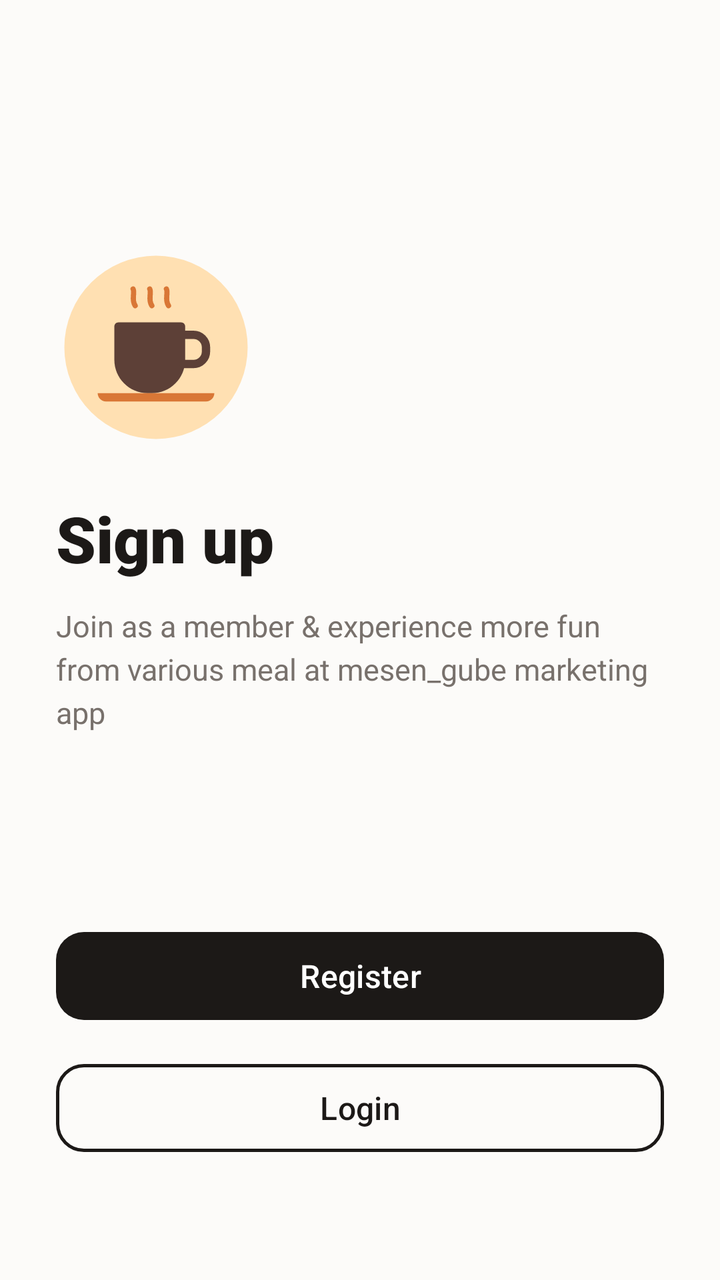
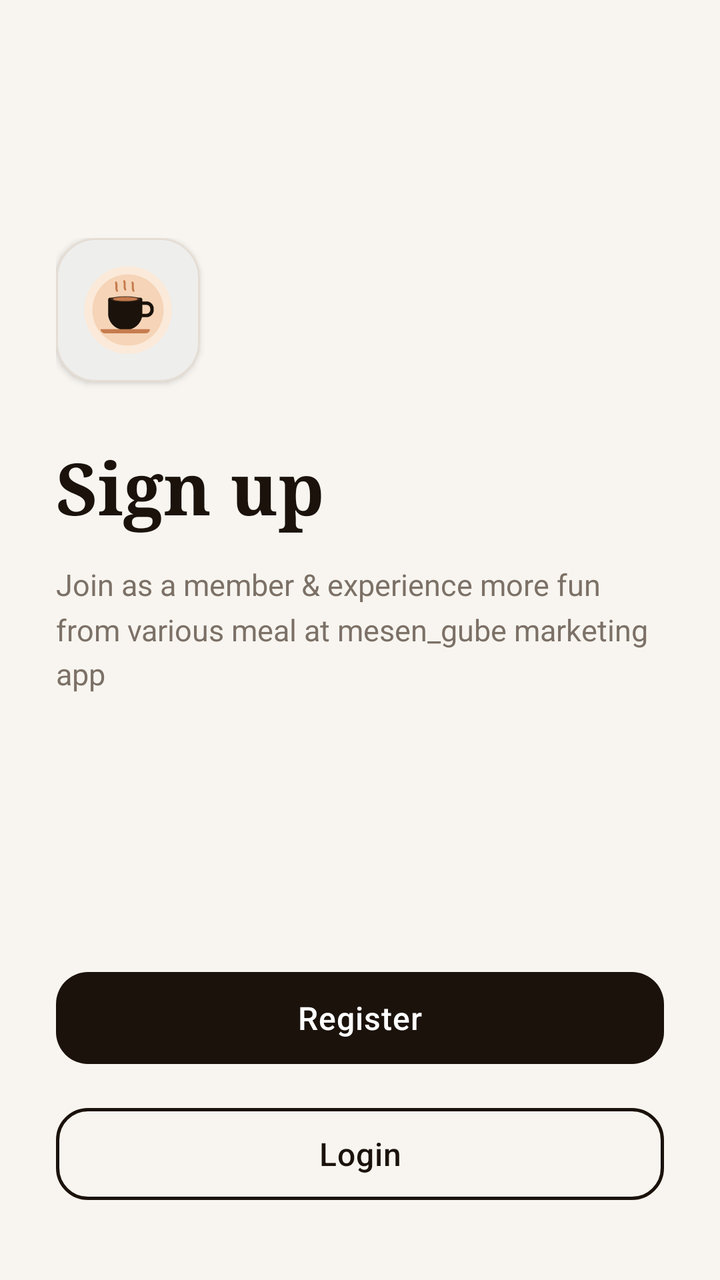

Before-and-after screenshots of an Android layout around one commit, followed by the original layout XML and the change that was made.
<!-- AndroidManifest.xml: application theme Theme.CaffeShop -->
<!-- res/layout/activity_auth_gateway.xml -->
<?xml version="1.0" encoding="utf-8"?>
<androidx.constraintlayout.widget.ConstraintLayout xmlns:android="http://schemas.android.com/apk/res/android"
    xmlns:app="http://schemas.android.com/apk/res-auto"
    android:layout_width="match_parent"
    android:layout_height="match_parent"
    android:background="@color/cafe_background"
    android:padding="28dp">

    
    <LinearLayout
        android:id="@+id/contentGroup"
        android:layout_width="match_parent"
        android:layout_height="wrap_content"
        android:orientation="vertical"
        app:layout_constraintBottom_toTopOf="@+id/buttonGroup"
        app:layout_constraintEnd_toEndOf="parent"
        app:layout_constraintStart_toStartOf="parent"
        app:layout_constraintTop_toTopOf="parent"
        app:layout_constraintVertical_chainStyle="packed">

        
        <ImageView
            android:id="@+id/ivCoffeeArt"
            android:layout_width="100dp"
            android:layout_height="100dp"
            android:layout_marginBottom="24dp"
            android:contentDescription="@string/app_name"
            android:src="@drawable/ic_coffee_logo" />

        
        <TextView
            android:id="@+id/tvSignUpTitle"
            android:layout_width="wrap_content"
            android:layout_height="wrap_content"
            android:fontFamily="sans-serif-black"
            android:text="@string/auth_signup_title"
            android:textColor="@color/cafe_text_primary"
            android:textSize="32sp" />

        
        <TextView
            android:id="@+id/tvSignUpSubtitle"
            android:layout_width="wrap_content"
            android:layout_height="wrap_content"
            android:layout_marginTop="12dp"
            android:fontFamily="sans-serif"
            android:lineSpacingExtra="4dp"
            android:text="@string/auth_signup_subtitle"
            android:textColor="@color/cafe_text_secondary"
            android:textSize="15sp" />
    </LinearLayout>

    
    <LinearLayout
        android:id="@+id/buttonGroup"
        android:layout_width="match_parent"
        android:layout_height="wrap_content"
        android:layout_marginBottom="32dp"
        android:orientation="vertical"
        app:layout_constraintBottom_toBottomOf="parent"
        app:layout_constraintEnd_toEndOf="parent"
        app:layout_constraintStart_toStartOf="parent">

        
        <com.google.android.material.button.MaterialButton
            android:id="@+id/btnRegisterGateway"
            style="@style/Widget.CaffeShop.Button.Primary"
            android:layout_width="match_parent"
            android:layout_height="wrap_content"
            android:text="@string/btn_register" />

        
        <com.google.android.material.button.MaterialButton
            android:id="@+id/btnLoginGateway"
            style="@style/Widget.CaffeShop.Button.Outlined"
            android:layout_width="match_parent"
            android:layout_height="wrap_content"
            android:layout_marginTop="14dp"
            android:text="@string/btn_login" />
    </LinearLayout>

</androidx.constraintlayout.widget.ConstraintLayout>
<!-- resources referenced by this layout -->
<resources>
  <color name="cafe_background">#FCFBF9</color>
  <color name="cafe_text_primary">#1C1917</color>
  <color name="cafe_text_secondary">#78716C</color>
  <!-- drawable ic_coffee_logo (drawable) -->
  <vector xmlns:android="http://schemas.android.com/apk/res/android"
      android:width="96dp"
      android:height="96dp"
      android:viewportWidth="96"
      android:viewportHeight="96">
      
      <path
          android:fillColor="#FFE0B2"
          android:pathData="M48,48m-44,0a44,44 0,1 1,88 0a44,44 0,1 1,-88 0" />
      
      <path
          android:fillColor="#5D4037"
          android:pathData="M30,36h30c1.1,0 2,0.9 2,2v16c0,8.84 -7.16,16 -16,16h-2c-8.84,0 -16,-7.16 -16,-16V38C28,36.9 28.9,36 30,36z" />
      
      <path
          android:strokeColor="#5D4037"
          android:strokeWidth="4"
          android:strokeLineCap="round"
          android:pathData="M61,42h5c3.31,0 6,2.69 6,6v2c0,3.31 -2.69,6 -6,6h-5" />
      
      <path
          android:fillColor="#D97736"
          android:pathData="M24,74h48c2.2,0 4,-1.8 4,-4H20C20,72.2 21.8,74 24,74z" />
      
      <path
          android:strokeColor="#D97736"
          android:strokeWidth="2.5"
          android:strokeLineCap="round"
          android:pathData="M38,28c-2,-3 0,-6 -1,-8" />
      <path
          android:strokeColor="#D97736"
          android:strokeWidth="2.5"
          android:strokeLineCap="round"
          android:pathData="M46,28c-2,-3 0,-6 -1,-8" />
      <path
          android:strokeColor="#D97736"
          android:strokeWidth="2.5"
          android:strokeLineCap="round"
          android:pathData="M54,28c-2,-3 0,-6 -1,-8" />
  </vector>
  <style name="Widget.CaffeShop.Button.Outlined" parent="Widget.Material3.Button.OutlinedButton">
          <item name="strokeColor">@color/cafe_text_primary</item>
          <item name="strokeWidth">1.5dp</item>
          <item name="android:textColor">@color/cafe_text_primary</item>
          <item name="cornerRadius">14dp</item>
          <item name="android:minHeight">52dp</item>
          <item name="android:textSize">16sp</item>
          <item name="android:fontFamily">sans-serif-medium</item>
      </style>
  <style name="Widget.CaffeShop.Button.Primary" parent="Widget.Material3.Button">
          <item name="backgroundTint">@color/cafe_text_primary</item>
          <item name="android:textColor">@color/white</item>
          <item name="cornerRadius">14dp</item>
          <item name="android:minHeight">52dp</item>
          <item name="android:textSize">16sp</item>
          <item name="android:fontFamily">sans-serif-medium</item>
      </style>
  <style name="Base.Theme.CaffeShop" parent="Theme.Material3.DayNight.NoActionBar">
          
          <item name="colorPrimary">@color/cafe_primary</item>
          <item name="colorOnPrimary">@color/cafe_on_primary</item>
          <item name="colorPrimaryContainer">@color/cafe_primary_container</item>
          <item name="colorSecondary">@color/cafe_secondary</item>
          <item name="colorSecondaryContainer">@color/cafe_secondary_container</item>
          
          
          <item name="android:statusBarColor">@color/cafe_background</item>
          <item name="android:windowLightStatusBar">true</item>
          
          
          <item name="android:colorBackground">@color/cafe_background</item>
          <item name="colorSurface">@color/cafe_surface</item>
          <item name="colorSurfaceVariant">@color/cafe_surface_variant</item>
      </style>
  <color name="cafe_primary">#5D4037</color>
  <color name="cafe_on_primary">#FFFFFF</color>
  <color name="cafe_primary_container">#EFEBE9</color>
  <color name="cafe_secondary">#D97736</color>
  <color name="cafe_secondary_container">#FFCCBC</color>
  <color name="cafe_surface_variant">#F5F2EB</color>
  <!-- unchanged entries left out for length: 8 -->
</resources>

<!-- the commit's change to res/layout/activity_auth_gateway.xml (unified diff, before → after) -->
@@ -4,7 +4,10 @@
     android:layout_width="match_parent"
     android:layout_height="match_parent"
     android:background="@color/cafe_background"
-    android:padding="28dp">
+    android:paddingStart="28dp"
+    android:paddingTop="36dp"
+    android:paddingEnd="28dp"
+    android:paddingBottom="36dp">
 
     
     <LinearLayout
@@ -16,37 +19,48 @@
         app:layout_constraintEnd_toEndOf="parent"
         app:layout_constraintStart_toStartOf="parent"
         app:layout_constraintTop_toTopOf="parent"
-        app:layout_constraintVertical_chainStyle="packed">
+        app:layout_constraintVertical_bias="0.38">
 
         
-        <ImageView
-            android:id="@+id/ivCoffeeArt"
-            android:layout_width="100dp"
-            android:layout_height="100dp"
-            android:layout_marginBottom="24dp"
-            android:contentDescription="@string/app_name"
-            android:src="@drawable/ic_coffee_logo" />
+        <com.google.android.material.card.MaterialCardView
+            android:layout_width="72dp"
+            android:layout_height="72dp"
+            android:layout_marginBottom="28dp"
+            app:cardBackgroundColor="@color/cafe_surface"
+            app:cardCornerRadius="20dp"
+            app:cardElevation="2dp"
+            app:strokeColor="@color/cafe_border"
+            app:strokeWidth="1dp">
+
+            <ImageView
+                android:layout_width="match_parent"
+                android:layout_height="match_parent"
+                android:contentDescription="@string/app_name"
+                android:padding="12dp"
+                android:src="@drawable/ic_coffee_logo" />
+        </com.google.android.material.card.MaterialCardView>
 
         
         <TextView
             android:id="@+id/tvSignUpTitle"
             android:layout_width="wrap_content"
             android:layout_height="wrap_content"
-            android:fontFamily="sans-serif-black"
+            android:fontFamily="serif"
             android:text="@string/auth_signup_title"
-            android:textColor="@color/cafe_text_primary"
-            android:textSize="32sp" />
+            android:textColor="@color/cafe_text_title"
+            android:textSize="36sp"
+            android:textStyle="bold" />
 
         
         <TextView
             android:id="@+id/tvSignUpSubtitle"
             android:layout_width="wrap_content"
             android:layout_height="wrap_content"
-            android:layout_marginTop="12dp"
+            android:layout_marginTop="14dp"
             android:fontFamily="sans-serif"
-            android:lineSpacingExtra="4dp"
+            android:lineSpacingMultiplier="1.25"
             android:text="@string/auth_signup_subtitle"
-            android:textColor="@color/cafe_text_secondary"
+            android:textColor="@color/cafe_text_muted"
             android:textSize="15sp" />
     </LinearLayout>
 
@@ -55,7 +69,6 @@
         android:id="@+id/buttonGroup"
         android:layout_width="match_parent"
         android:layout_height="wrap_content"
-        android:layout_marginBottom="32dp"
         android:orientation="vertical"
         app:layout_constraintBottom_toBottomOf="parent"
         app:layout_constraintEnd_toEndOf="parent"
<!-- resource entries referenced after the edit -->
@@ -1,89 +1,104 @@
 <!-- resources referenced by this layout -->
 <resources>
-  <color name="cafe_background">#FCFBF9</color>
-  <color name="cafe_text_primary">#1C1917</color>
-  <color name="cafe_text_secondary">#78716C</color>
+  <color name="cafe_background">#F8F5F0</color>
+  <color name="cafe_border">#E5DDD3</color>
+  <color name="cafe_text_muted">#7C7167</color>
+  <color name="cafe_text_title">#1A120B</color>
   <!-- drawable ic_coffee_logo (drawable) -->
   <vector xmlns:android="http://schemas.android.com/apk/res/android"
-      android:width="96dp"
-      android:height="96dp"
-      android:viewportWidth="96"
-      android:viewportHeight="96">
+      android:width="140dp"
+      android:height="140dp"
+      android:viewportWidth="140"
+      android:viewportHeight="140">
       
       <path
-          android:fillColor="#FFE0B2"
-          android:pathData="M48,48m-44,0a44,44 0,1 1,88 0a44,44 0,1 1,-88 0" />
+          android:fillColor="#FBEADA"
+          android:pathData="M70,70m-64,0a64,64 0,1 1,128 0a64,64 0,1 1,-128 0" />
+      <path
+          android:fillColor="#F6D4B7"
+          android:pathData="M70,70m-52,0a52,52 0,1 1,104 0a52,52 0,1 1,-104 0" />
+      
       
       <path
-          android:fillColor="#5D4037"
-          android:pathData="M30,36h30c1.1,0 2,0.9 2,2v16c0,8.84 -7.16,16 -16,16h-2c-8.84,0 -16,-7.16 -16,-16V38C28,36.9 28.9,36 30,36z" />
+          android:fillColor="#1A120B"
+          android:pathData="M44,52h44c1.6,0 3,1.3 3,3v20c0,13.25 -10.75,24 -24,24h-2c-13.25,0 -24,-10.75 -24,-24V55C41,53.3 42.4,52 44,52z" />
+      
       
       <path
-          android:strokeColor="#5D4037"
-          android:strokeWidth="4"
-          android:strokeLineCap="round"
-          android:pathData="M61,42h5c3.31,0 6,2.69 6,6v2c0,3.31 -2.69,6 -6,6h-5" />
+          android:fillColor="#3D291C"
+          android:pathData="M66,54m-22,0a22,4 0,1 0,44 0a22,4 0,1 0,-44 0" />
+      <path
+          android:fillColor="#C67C4E"
+          android:pathData="M66,54m-18,0a18,3 0,1 0,36 0a18,3 0,1 0,-36 0" />
+  
       
       <path
-          android:fillColor="#D97736"
-          android:pathData="M24,74h48c2.2,0 4,-1.8 4,-4H20C20,72.2 21.8,74 24,74z" />
+          android:strokeColor="#1A120B"
+          android:strokeWidth="5"
+          android:strokeLineCap="round"
+          android:pathData="M89,60h8c4.4,0 8,3.6 8,8v2c0,4.4 -3.6,8 -8,8h-8" />
+          
       
       <path
-          android:strokeColor="#D97736"
-          android:strokeWidth="2.5"
+          android:fillColor="#C67C4E"
+          android:pathData="M36,104h60c3.3,0 6,-2.7 6,-6H30C30,101.3 32.7,104 36,104z" />
+  
+      
+      <path
+          android:strokeColor="#C67C4E"
+          android:strokeWidth="3"
           android:strokeLineCap="round"
-          android:pathData="M38,28c-2,-3 0,-6 -1,-8" />
+          android:pathData="M54,42c-2.5,-4 0.5,-8 -1.5,-12" />
       <path
-          android:strokeColor="#D97736"
-          android:strokeWidth="2.5"
+          android:strokeColor="#C67C4E"
+          android:strokeWidth="3"
           android:strokeLineCap="round"
-          android:pathData="M46,28c-2,-3 0,-6 -1,-8" />
+          android:pathData="M66,40c-2.5,-4 0.5,-8 -1.5,-12" />
       <path
-          android:strokeColor="#D97736"
-          android:strokeWidth="2.5"
+          android:strokeColor="#C67C4E"
+          android:strokeWidth="3"
           android:strokeLineCap="round"
-          android:pathData="M54,28c-2,-3 0,-6 -1,-8" />
+          android:pathData="M78,42c-2.5,-4 0.5,-8 -1.5,-12" />
   </vector>
   <style name="Widget.CaffeShop.Button.Outlined" parent="Widget.Material3.Button.OutlinedButton">
-          <item name="strokeColor">@color/cafe_text_primary</item>
+          <item name="strokeColor">@color/cafe_espresso</item>
           <item name="strokeWidth">1.5dp</item>
-          <item name="android:textColor">@color/cafe_text_primary</item>
-          <item name="cornerRadius">14dp</item>
-          <item name="android:minHeight">52dp</item>
+          <item name="android:textColor">@color/cafe_espresso</item>
+          <item name="cornerRadius">16dp</item>
+          <item name="android:minHeight">54dp</item>
           <item name="android:textSize">16sp</item>
           <item name="android:fontFamily">sans-serif-medium</item>
+          <item name="android:letterSpacing">0.02</item>
       </style>
   <style name="Widget.CaffeShop.Button.Primary" parent="Widget.Material3.Button">
-          <item name="backgroundTint">@color/cafe_text_primary</item>
+          <item name="backgroundTint">@color/cafe_espresso</item>
           <item name="android:textColor">@color/white</item>
-          <item name="cornerRadius">14dp</item>
-          <item name="android:minHeight">52dp</item>
+          <item name="cornerRadius">16dp</item>
+          <item name="android:minHeight">54dp</item>
           <item name="android:textSize">16sp</item>
           <item name="android:fontFamily">sans-serif-medium</item>
+          <item name="android:letterSpacing">0.02</item>
+          <item name="elevation">2dp</item>
       </style>
+  <color name="cafe_espresso">#1A120B</color>
   <style name="Base.Theme.CaffeShop" parent="Theme.Material3.DayNight.NoActionBar">
           
-          <item name="colorPrimary">@color/cafe_primary</item>
-          <item name="colorOnPrimary">@color/cafe_on_primary</item>
-          <item name="colorPrimaryContainer">@color/cafe_primary_container</item>
-          <item name="colorSecondary">@color/cafe_secondary</item>
-          <item name="colorSecondaryContainer">@color/cafe_secondary_container</item>
+          <item name="colorPrimary">@color/cafe_espresso</item>
+          <item name="colorOnPrimary">@color/white</item>
+          <item name="colorSecondary">@color/cafe_caramel</item>
+          <item name="colorOnSecondary">@color/white</item>
           
           
           <item name="android:statusBarColor">@color/cafe_background</item>
           <item name="android:windowLightStatusBar">true</item>
+          <item name="android:navigationBarColor">@color/cafe_surface</item>
+          <item name="android:windowLightNavigationBar">true</item>
           
           
           <item name="android:colorBackground">@color/cafe_background</item>
           <item name="colorSurface">@color/cafe_surface</item>
-          <item name="colorSurfaceVariant">@color/cafe_surface_variant</item>
       </style>
-  <color name="cafe_primary">#5D4037</color>
-  <color name="cafe_on_primary">#FFFFFF</color>
-  <color name="cafe_primary_container">#EFEBE9</color>
-  <color name="cafe_secondary">#D97736</color>
-  <color name="cafe_secondary_container">#FFCCBC</color>
-  <color name="cafe_surface_variant">#F5F2EB</color>
+  <color name="cafe_caramel">#C67C4E</color>
   <!-- unchanged entries left out for length: 8 -->
 </resources>
 
